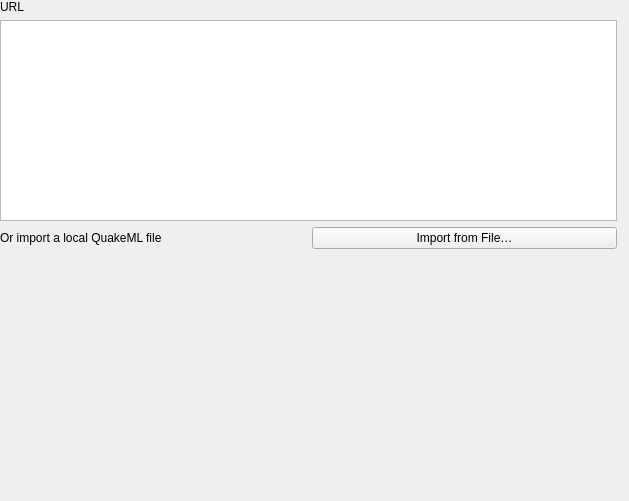
First picture: the form in qquake/ui/fetch_by_url_widget.ui, repository INGV/qquake, before the edit.
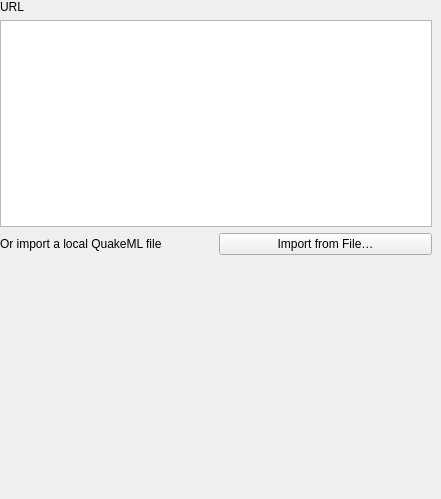
Second picture: the form after the edit. Custom widgets are drawn as their Qt base class.

Commit message:
Improve handling of scroll areas in widget tabs
Fixes #38

Patch:
```diff
--- a/qquake/ui/fetch_by_url_widget.ui
+++ b/qquake/ui/fetch_by_url_widget.ui
@@ -6,14 +6,14 @@
    <rect>
     <x>0</x>
     <y>0</y>
-    <width>629</width>
-    <height>501</height>
+    <width>441</width>
+    <height>499</height>
    </rect>
   </property>
   <property name="windowTitle">
    <string>Form</string>
   </property>
-  <layout class="QGridLayout" name="gridLayout">
+  <layout class="QVBoxLayout" name="verticalLayout">
    <property name="leftMargin">
     <number>0</number>
    </property>
@@ -26,75 +26,44 @@
    <property name="bottomMargin">
     <number>0</number>
    </property>
-   <item row="5" column="0" colspan="3">
-    <widget class="OutputOptionsWidget" name="output_options_widget" native="true">
-     <property name="minimumSize">
-      <size>
-       <width>0</width>
-       <height>10</height>
-      </size>
+   <item>
+    <widget class="QScrollArea" name="scroll_area">
+     <property name="frameShape">
+      <enum>QFrame::NoFrame</enum>
      </property>
-    </widget>
-   </item>
-   <item row="7" column="0">
-    <spacer name="verticalSpacer">
-     <property name="orientation">
-      <enum>Qt::Vertical</enum>
+     <property name="widgetResizable">
+      <bool>true</bool>
      </property>
-     <property name="sizeHint" stdset="0">
-      <size>
-       <width>20</width>
-       <height>40</height>
-      </size>
-     </property>
-    </spacer>
-   </item>
-   <item row="3" column="1" colspan="2">
-    <widget class="QWidget" name="multi_event_widget" native="true">
-     <layout class="QGridLayout" name="gridLayout_3">
+     <widget class="QWidget" name="scrollAreaWidgetContents">
+      <property name="geometry">
+       <rect>
+        <x>0</x>
+        <y>0</y>
+        <width>441</width>
+        <height>499</height>
+       </rect>
+      </property>
+      <layout class="QVBoxLayout" name="verticalLayout_2">
       <property name="leftMargin">
        <number>0</number>
       </property>
       <property name="topMargin">
        <number>0</number>
       </property>
-      <property name="rightMargin">
-       <number>0</number>
-      </property>
       <property name="bottomMargin">
        <number>0</number>
       </property>
-     </layout>
-    </widget>
-   </item>
-   <item row="0" column="0">
+       <item>
     <widget class="QLabel" name="label_event_id">
      <property name="text">
       <string>URL</string>
      </property>
     </widget>
    </item>
-   <item row="6" column="0">
-    <widget class="OutputTableOptionsWidget" name="output_table_options_widget" native="true">
-     <property name="minimumSize">
-      <size>
-       <width>0</width>
-       <height>10</height>
-      </size>
-     </property>
-    </widget>
-   </item>
-   <item row="1" column="0">
+       <item>
     <widget class="QPlainTextEdit" name="url_edit"/>
    </item>
-   <item row="3" column="0">
-    <widget class="QLabel" name="label">
-     <property name="text">
-      <string/>
-     </property>
-    </widget>
-   </item>
-   <item row="2" column="0">
+       <item>
     <layout class="QHBoxLayout" name="horizontalLayout">
      <property name="topMargin">
       <number>0</number>
@@ -114,6 +83,54 @@
       </widget>
      </item>
     </layout>
+       </item>
+       <item>
+        <widget class="QWidget" name="multi_event_widget" native="true">
+         <layout class="QGridLayout" name="gridLayout_3">
+          <property name="leftMargin">
+           <number>0</number>
+          </property>
+          <property name="topMargin">
+           <number>0</number>
+          </property>
+          <property name="rightMargin">
+           <number>0</number>
+          </property>
+          <property name="bottomMargin">
+           <number>0</number>
+          </property>
+         </layout>
+        </widget>
+       </item>
+       <item>
+        <widget class="QLabel" name="label">
+         <property name="text">
+          <string/>
+         </property>
+        </widget>
+       </item>
+       <item>
+        <widget class="OutputOptionsWidget" name="output_options_widget" native="true"/>
+       </item>
+       <item>
+        <widget class="OutputTableOptionsWidget" name="output_table_options_widget" native="true"/>
+       </item>
+       <item>
+        <spacer name="verticalSpacer">
+         <property name="orientation">
+          <enum>Qt::Vertical</enum>
+         </property>
+         <property name="sizeHint" stdset="0">
+          <size>
+           <width>20</width>
+           <height>40</height>
+          </size>
+         </property>
+        </spacer>
+       </item>
+      </layout>
+     </widget>
+    </widget>
    </item>
   </layout>
  </widget>
```
Lines whose indentation alone changed are shown as unchanged. The commit also changes 8 other files.
